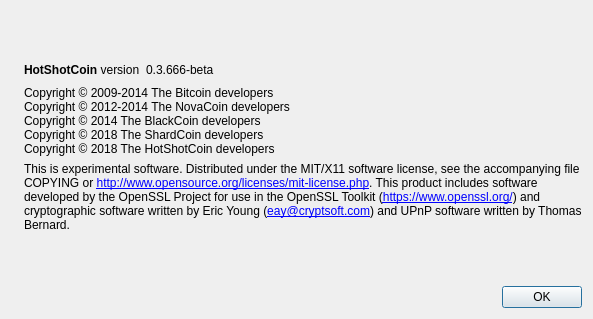
First picture: the form in src/qt/forms/aboutdialog.ui, repository zero24x/glovecoin, before the edit.
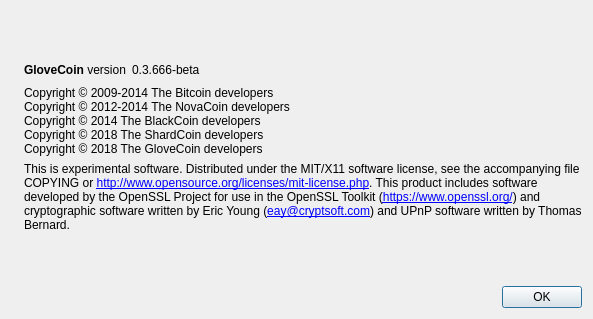
Second picture: the form after the edit. Icons and pictures are not drawn.

Diff of the .ui file:
```diff
--- a/src/qt/forms/aboutdialog.ui
+++ b/src/qt/forms/aboutdialog.ui
@@ -50,7 +50,7 @@
           <cursorShape>IBeamCursor</cursorShape>
          </property>
          <property name="text">
-          <string>&lt;b&gt;HotShotCoin&lt;/b&gt; version</string>
+          <string>&lt;b&gt;GloveCoin&lt;/b&gt; version</string>
          </property>
          <property name="textInteractionFlags">
           <set>Qt::LinksAccessibleByMouse|Qt::TextSelectableByKeyboard|Qt::TextSelectableByMouse</set>
@@ -95,7 +95,7 @@
 Copyright © 2012-2014 The NovaCoin developers
 Copyright © 2014 The BlackCoin developers
 Copyright © 2018 The ShardCoin developers
-Copyright © 2018 The HotShotCoin developers</string>
+Copyright © 2018 The GloveCoin developers</string>
        </property>
        <property name="textInteractionFlags">
         <set>Qt::LinksAccessibleByMouse|Qt::TextSelectableByKeyboard|Qt::TextSelectableByMouse</set>
```
Left out of the diff: 2 changed lines with no effect on the pictures.
